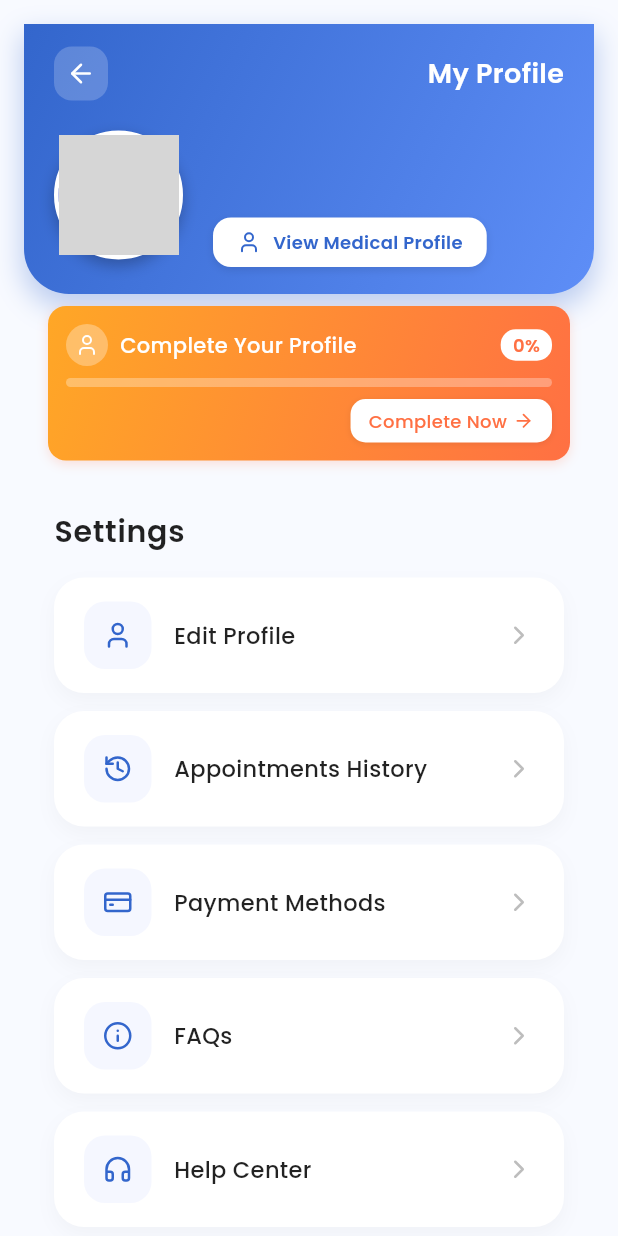
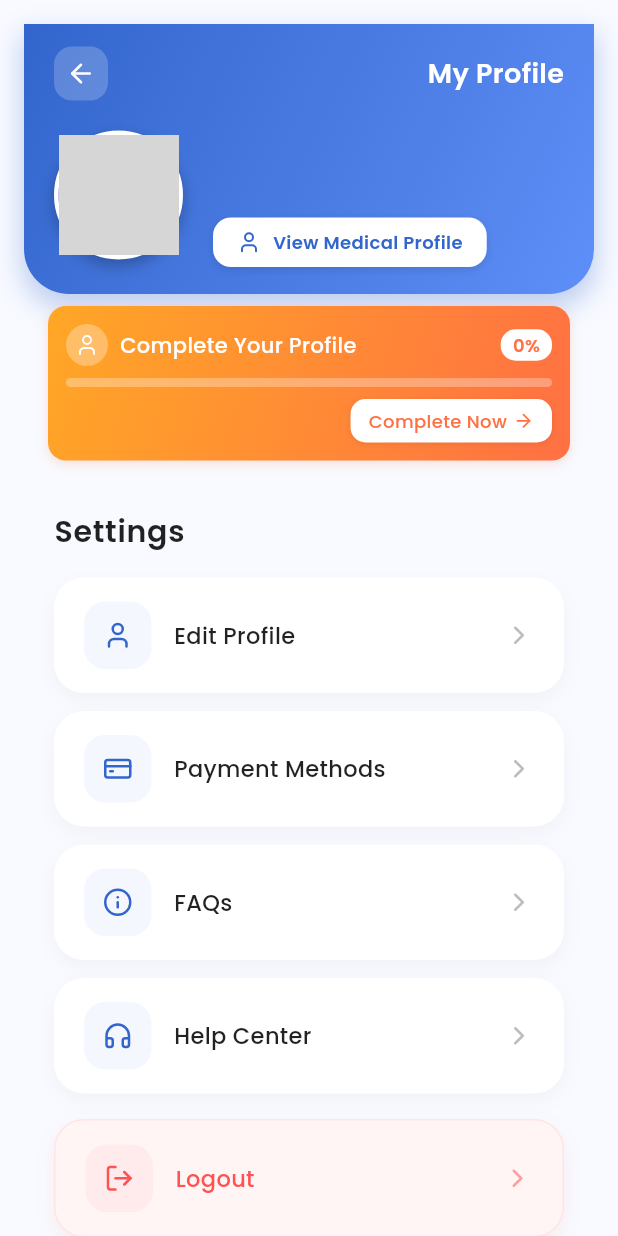
Before and after one commit to HaseebTariq45/healthcare-paid-project, a Flutter app: the PatientMenuScreen screen opened directly, on a phone screen of 412 x 824 dp. Run offline on Flutter 3.47's test engine with Material 3 defaults, Android fonts, the phone set to English and light mode, and no system bars; our stand-ins replace cloud_firestore, firebase_auth, firebase_core, firebase_storage, fl_chart, google_fonts and 6 more; missing offline and left inert: file_selector, flutter_pdfview; accounts and stored records are empty; network calls fail; grey boxes are pictures that could not be loaded.

Commit message:
Appointmint Upgrade

```diff
--- a/lib/views/screens/patient/dashboard/profile.dart
+++ b/lib/views/screens/patient/dashboard/profile.dart
@@ -107,7 +107,6 @@
     menuItems = [
       MenuItem("Edit Profile", LucideIcons.user, const ProfileEditorScreen()),
       // MenuItem("Medical Records", LucideIcons.fileText, null),
-      MenuItem("Appointments History", LucideIcons.history, const AppointmentHistoryScreen()),
       MenuItem("Payment Methods", LucideIcons.creditCard, PaymentMethodsScreen(userType: widget.userType)),
       MenuItem("FAQs", LucideIcons.info, const FAQScreen()),
       MenuItem("Help Center", LucideIcons.headphones, null),
```
